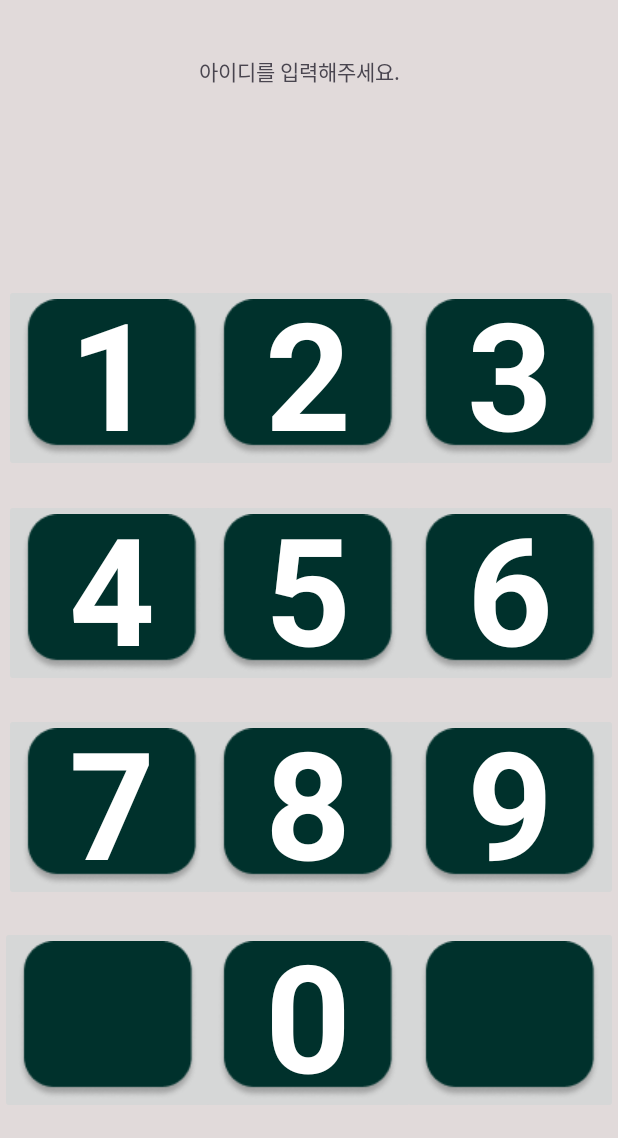
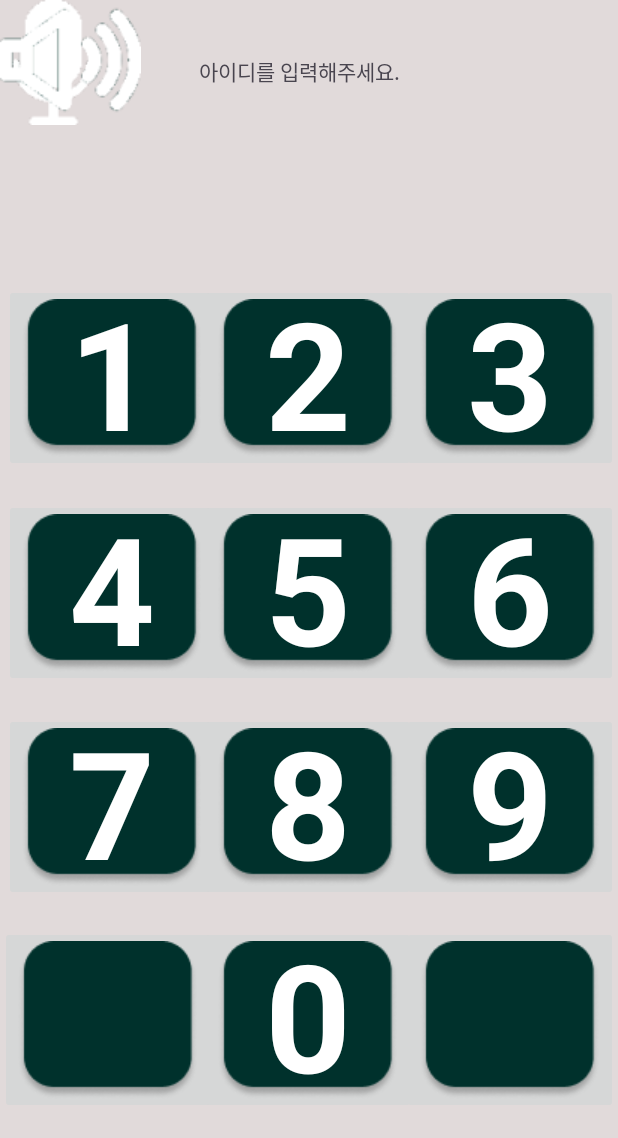
Before and after one commit to ju2hong/YouEye, an Android app: the LoginActivity screen opened directly, with no data from a screen before it, on a phone screen of 412 x 824 dp. Shown: the top 1138 px of the screen. Run offline under Robolectric (Android 15) with nearby library versions, the phone set to English and light mode, and no system bars.

Commit message:
button 추가

```diff
--- a/app/src/main/java/com/example/youeye/MainActivity.java
+++ b/app/src/main/java/com/example/youeye/MainActivity.java
@@ -77,7 +77,7 @@ public class MainActivity extends AppCompatActivity {
                     // 텍스트를 음성으로 출력
                     textToSpeech.speak(text, TextToSpeech.QUEUE_FLUSH, null, null);
                 }
-
+                    // 로그인페이지로 이동
                 Intent intent = new Intent(MainActivity.this, LoginActivity.class);
                 startActivity(intent);
             }
--- a/app/src/main/res/layout/activity_idlogin.xml
+++ b/app/src/main/res/layout/activity_idlogin.xml
@@ -288,5 +288,21 @@
         app:layout_constraintTop_toTopOf="@id/key0"
         app:layout_constraintVertical_bias="1"/>
 
+    <ImageView
+        android:id="@+id/imageView2"
+        android:layout_width="wrap_content"
+        android:layout_height="wrap_content"
+        app:srcCompat="@drawable/sttbutton"
+        tools:layout_editor_absoluteX="34dp"
+        tools:layout_editor_absoluteY="551dp" />
+
+    <ImageView
+        android:id="@+id/imageView3"
+        android:layout_width="wrap_content"
+        android:layout_height="wrap_content"
+        app:srcCompat="@drawable/ttsbutton"
+        tools:layout_editor_absoluteX="289dp"
+        tools:layout_editor_absoluteY="554dp" />
+
 
 </androidx.constraintlayout.widget.ConstraintLayout>
```
Also changed, not shown: app/src/main/res/drawable/sttbutton.png (added), app/src/main/res/drawable/ttsbutton.png (added).
